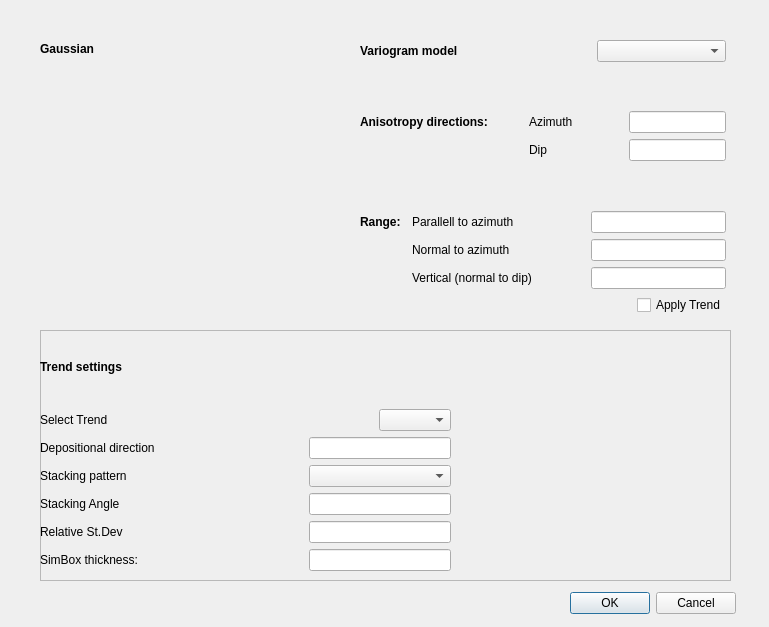
This is ui/Gaussian.ui in equinor/APS-Facies as Qt 5 draws it before an edit. The edited form follows.
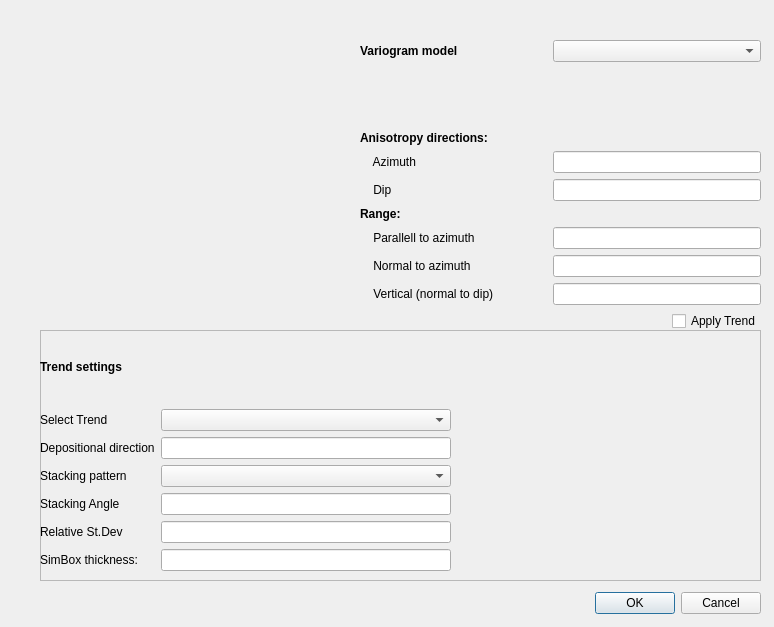
This is the edited form. Custom widgets are drawn as their Qt base class.

```diff
--- a/ui/Gaussian.ui
+++ b/ui/Gaussian.ui
@@ -6,19 +6,19 @@
    <rect>
     <x>0</x>
     <y>0</y>
-    <width>769</width>
+    <width>774</width>
     <height>627</height>
    </rect>
   </property>
   <property name="windowTitle">
    <string>Form</string>
   </property>
-  <widget class="QDialogButtonBox" name="Gaussian_buttonBox">
+  <widget class="QDialogButtonBox" name="m_buttons_ok_cancel">
    <property name="geometry">
     <rect>
      <x>560</x>
      <y>590</y>
-     <width>176</width>
+     <width>201</width>
      <height>27</height>
     </rect>
    </property>
@@ -26,12 +26,12 @@
     <set>QDialogButtonBox::Cancel|QDialogButtonBox::Ok</set>
    </property>
   </widget>
-  <widget class="QFrame" name="Trendsettings_frame">
+  <widget class="QFrame" name="layout_trend_settings">
    <property name="geometry">
     <rect>
      <x>40</x>
      <y>330</y>
-     <width>691</width>
+     <width>721</width>
      <height>251</height>
     </rect>
    </property>
@@ -146,7 +146,7 @@
     </property>
     <layout class="QGridLayout" name="gridLayout_3">
      <item row="0" column="0">
-      <widget class="QLabel" name="Trendsettings_label">
+      <widget class="QLabel" name="label_trend_settings">
        <property name="font">
         <font>
          <weight>75</weight>
@@ -159,159 +159,77 @@
       </widget>
      </item>
      <item row="1" column="0">
-      <layout class="QHBoxLayout" name="horizontalLayout_2">
-       <item>
-        <widget class="QLabel" name="label">
-         <property name="text">
-          <string>Select Trend</string>
-         </property>
-        </widget>
-       </item>
-       <item>
-        <spacer name="horizontalSpacer">
-         <property name="orientation">
-          <enum>Qt::Horizontal</enum>
-         </property>
-         <property name="sizeHint" stdset="0">
-          <size>
-           <width>118</width>
-           <height>20</height>
-          </size>
-         </property>
-        </spacer>
-       </item>
-       <item>
-        <widget class="QComboBox" name="comboBox"/>
-       </item>
-      </layout>
-     </item>
-     <item row="2" column="0">
       <layout class="QGridLayout" name="gridLayout_6">
-       <item row="0" column="0" colspan="2">
-        <widget class="QLabel" name="Depositionaldirection_label">
+       <item row="1" column="0" colspan="2">
+        <widget class="QLabel" name="label_depositional_direction">
          <property name="text">
           <string>Depositional direction</string>
          </property>
         </widget>
        </item>
-       <item row="0" column="2">
-        <spacer name="Depositionaldirection_horizontalSpacer">
-         <property name="orientation">
-          <enum>Qt::Horizontal</enum>
-         </property>
-         <property name="sizeHint" stdset="0">
-          <size>
-           <width>40</width>
-           <height>20</height>
-          </size>
-         </property>
-        </spacer>
-       </item>
-       <item row="0" column="3">
-        <widget class="QLineEdit" name="DepositionalDirection_lineEdit"/>
-       </item>
-       <item row="1" column="0">
-        <widget class="QLabel" name="Stackingpattern_label">
-         <property name="text">
-          <string>Stacking pattern</string>
-         </property>
-        </widget>
-       </item>
-       <item row="1" column="1" colspan="2">
-        <spacer name="Stackingpattern_horizontalSpacer">
-         <property name="orientation">
-          <enum>Qt::Horizontal</enum>
-         </property>
-         <property name="sizeHint" stdset="0">
-          <size>
-           <width>40</width>
-           <height>20</height>
-          </size>
-         </property>
-        </spacer>
-       </item>
-       <item row="1" column="3">
-        <widget class="QComboBox" name="Stackingpattern_qcombobox"/>
+       <item row="1" column="2">
+        <widget class="QLineEdit" name="m_edit_depositional_direction"/>
        </item>
        <item row="2" column="0">
-        <widget class="QLabel" name="StackingAngle_label">
+        <widget class="QLabel" name="label_stacking_pattern">
          <property name="text">
-          <string>Stacking Angle</string>
+          <string>Stacking pattern</string>
          </property>
         </widget>
        </item>
        <item row="2" column="2">
-        <spacer name="StackingAngle_horizontalSpacer">
-         <property name="orientation">
-          <enum>Qt::Horizontal</enum>
-         </property>
-         <property name="sizeHint" stdset="0">
-          <size>
-           <width>40</width>
-           <height>20</height>
-          </size>
-         </property>
-        </spacer>
-       </item>
-       <item row="2" column="3">
-        <widget class="QLineEdit" name="StackingAngle_lineEdit"/>
+        <widget class="QComboBox" name="m_choose_stacking_pattern"/>
        </item>
        <item row="3" column="0">
-        <widget class="QLabel" name="RelativeStDev_label">
+        <widget class="QLabel" name="label_stacking_angle">
          <property name="text">
-          <string>Relative St.Dev</string>
+          <string>Stacking Angle</string>
          </property>
         </widget>
        </item>
-       <item row="3" column="3">
-        <widget class="QLineEdit" name="RelativeStDev_lineEdit"/>
+       <item row="4" column="2">
+        <widget class="QLineEdit" name="m_edit_relative_standard_deviation"/>
        </item>
        <item row="3" column="2">
-        <spacer name="RelativeStDev_horizontalSpacer">
-         <property name="orientation">
-          <enum>Qt::Horizontal</enum>
-         </property>
-         <property name="sizeHint" stdset="0">
-          <size>
-           <width>40</width>
-           <height>20</height>
-          </size>
-         </property>
-        </spacer>
+        <widget class="QLineEdit" name="m_edit_stacking_angle"/>
        </item>
        <item row="4" column="0">
-        <widget class="QLabel" name="SimBoxthickness_label">
+        <widget class="QLabel" name="label_relative_standard_deviation">
+         <property name="text">
+          <string>Relative St.Dev</string>
+         </property>
+        </widget>
+       </item>
+       <item row="5" column="2">
+        <widget class="QLineEdit" name="m_edit_simbox_thickness"/>
+       </item>
+       <item row="5" column="0">
+        <widget class="QLabel" name="label_simbox_thickness">
          <property name="text">
           <string>SimBox thickness:</string>
          </property>
         </widget>
        </item>
-       <item row="4" column="2">
-        <spacer name="SimBoxthickness_horizontalSpacer">
-         <property name="orientation">
-          <enum>Qt::Horizontal</enum>
+       <item row="0" column="0">
+        <widget class="QLabel" name="label_select_trend">
+         <property name="text">
+          <string>Select Trend</string>
          </property>
-         <property name="sizeHint" stdset="0">
-          <size>
-           <width>40</width>
-           <height>20</height>
-          </size>
-         </property>
-        </spacer>
+        </widget>
        </item>
-       <item row="4" column="3">
-        <widget class="QLineEdit" name="SimBoxthickness_lineEdit"/>
+       <item row="0" column="2">
+        <widget class="QComboBox" name="m_choose_select_trend"/>
        </item>
       </layout>
      </item>
     </layout>
    </widget>
-   <widget class="QCustomPlot" name="widget_2" native="true">
+   <widget class="QCustomPlot" name="m_plot_trend" native="true">
     <property name="geometry">
      <rect>
       <x>410</x>
       <y>0</y>
-      <width>281</width>
+      <width>301</width>
       <height>251</height>
      </rect>
     </property>
@@ -322,15 +240,15 @@
     <rect>
      <x>360</x>
      <y>40</y>
-     <width>366</width>
-     <height>275</height>
+     <width>401</width>
+     <height>291</height>
     </rect>
    </property>
-   <layout class="QGridLayout" name="gridLayout_2">
-    <item row="5" column="0">
-     <layout class="QHBoxLayout" name="horizontalLayout">
+   <layout class="QGridLayout" name="layout_variogram_entire">
+    <item row="3" column="0">
+     <layout class="QHBoxLayout" name="layout_apply_trend">
       <item>
-       <spacer name="ApplyTrend_horizontalSpacer">
+       <spacer name="spacer_apply_trend">
         <property name="orientation">
          <enum>Qt::Horizontal</enum>
         </property>
@@ -343,7 +261,7 @@
        </spacer>
       </item>
       <item>
-       <widget class="QCheckBox" name="ApplyTrend_checkBox">
+       <widget class="QCheckBox" name="m_toggle_apply_trend">
         <property name="text">
          <string>Apply Trend</string>
         </property>
@@ -351,62 +269,10 @@
       </item>
      </layout>
     </item>
-    <item row="3" column="0">
-     <spacer name="verticalSpacer">
-      <property name="orientation">
-       <enum>Qt::Vertical</enum>
-      </property>
-      <property name="sizeHint" stdset="0">
-       <size>
-        <width>20</width>
-        <height>40</height>
-       </size>
-      </property>
-     </spacer>
-    </item>
-    <item row="1" column="0">
-     <spacer name="verticalSpacer_2">
-      <property name="orientation">
-       <enum>Qt::Vertical</enum>
-      </property>
-      <property name="sizeHint" stdset="0">
-       <size>
-        <width>20</width>
-        <height>40</height>
-       </size>
-      </property>
-     </spacer>
-    </item>
-    <item row="4" column="0">
-     <spacer name="verticalSpacer_3">
-      <property name="orientation">
-       <enum>Qt::Vertical</enum>
-      </property>
-      <property name="sizeHint" stdset="0">
-       <size>
-        <width>20</width>
-        <height>40</height>
-       </size>
-      </property>
-     </spacer>
-    </item>
     <item row="2" column="0">
-     <spacer name="verticalSpacer_4">
-      <property name="orientation">
-       <enum>Qt::Vertical</enum>
-      </property>
-      <property name="sizeHint" stdset="0">
-       <size>
-        <width>20</width>
-        <height>40</height>
-       </size>
-      </property>
-     </spacer>
-    </item>
-    <item row="0" column="0">
-     <layout class="QGridLayout" name="gridLayout">
+     <layout class="QGridLayout" name="layout_variogram">
       <item row="0" column="0" colspan="2">
-       <widget class="QLabel" name="Variogram_label">
+       <widget class="QLabel" name="label_variogram">
         <property name="font">
          <font>
           <weight>75</weight>
@@ -418,83 +284,35 @@
         </property>
        </widget>
       </item>
-      <item row="0" column="2" colspan="9">
-       <spacer name="AfterVariogrammodel_label_horizontalSpacer">
-        <property name="orientation">
-         <enum>Qt::Horizontal</enum>
-        </property>
-        <property name="sizeHint" stdset="0">
-         <size>
-          <width>98</width>
-          <height>20</height>
-         </size>
-        </property>
-       </spacer>
+      <item row="7" column="6" colspan="4">
+       <widget class="QLineEdit" name="m_edit_normal_to_azimuth"/>
       </item>
-      <item row="0" column="11" colspan="3">
-       <widget class="QComboBox" name="Variogrammodel_comboBox"/>
-      </item>
-      <item row="4" column="0" colspan="3">
-       <widget class="QLabel" name="Anisotropydirections_label">
-        <property name="font">
-         <font>
-          <weight>75</weight>
-          <bold>true</bold>
-         </font>
-        </property>
+      <item row="4" column="0">
+       <widget class="QLabel" name="label_dip">
         <property name="text">
-         <string>Anisotropy directions:</string>
+         <string>    Dip</string>
         </property>
        </widget>
       </item>
-      <item row="4" column="4" colspan="4">
-       <widget class="QLabel" name="Azimuth_label">
+      <item row="7" column="0">
+       <widget class="QLabel" name="label_normal_to_azimuth">
         <property name="text">
-         <string>Azimuth</string>
+         <string>    Normal to azimuth</string>
         </property>
        </widget>
       </item>
-      <item row="4" column="8" colspan="5">
-       <spacer name="Azimuth_label_horizontalSpacer">
-        <property name="orientation">
-         <enum>Qt::Horizontal</enum>
-        </property>
-        <property name="sizeHint" stdset="0">
-         <size>
-          <width>40</width>
-          <height>20</height>
-         </size>
-        </property>
-       </spacer>
+      <item row="0" column="6" colspan="4">
+       <widget class="QComboBox" name="m_choose_variogram_model"/>
       </item>
-      <item row="4" column="13">
-       <widget class="QLineEdit" name="Azimuth_lineEdit"/>
-      </item>
-      <item row="5" column="4" colspan="2">
-       <widget class="QLabel" name="Dip_label">
+      <item row="8" column="0">
+       <widget class="QLabel" name="label_vertical_normal_to_dip">
         <property name="text">
-         <string>Dip</string>
+         <string>    Vertical (normal to dip)</string>
         </property>
        </widget>
       </item>
-      <item row="5" column="6" colspan="5">
-       <spacer name="Dip_label_horizontalSpacer">
-        <property name="orientation">
-         <enum>Qt::Horizontal</enum>
-        </property>
-        <property name="sizeHint" stdset="0">
-         <size>
-          <width>40</width>
-          <height>20</height>
-         </size>
-        </property>
-       </spacer>
-      </item>
-      <item row="5" column="13">
-       <widget class="QLineEdit" name="Dip_lineEdit"/>
-      </item>
-      <item row="9" column="0">
-       <widget class="QLabel" name="Range_label">
+      <item row="5" column="0">
+       <widget class="QLabel" name="label_range">
         <property name="font">
          <font>
           <weight>75</weight>
@@ -506,89 +324,43 @@
         </property>
        </widget>
       </item>
-      <item row="9" column="1" colspan="4">
-       <widget class="QLabel" name="Parallelltoazimuth_label">
+      <item row="3" column="0">
+       <widget class="QLabel" name="label_azimuth">
         <property name="text">
-         <string>Parallell to azimuth</string>
+         <string>    Azimuth</string>
         </property>
        </widget>
       </item>
-      <item row="9" column="5" colspan="5">
-       <spacer name="Parallelltoazimuth_horizontalSpacer">
-        <property name="orientation">
-         <enum>Qt::Horizontal</enum>
-        </property>
-        <property name="sizeHint" stdset="0">
-         <size>
-          <width>40</width>
-          <height>20</height>
-         </size>
-        </property>
-       </spacer>
+      <item row="6" column="6" colspan="4">
+       <widget class="QLineEdit" name="m_edit_parallell_to_azimuth"/>
       </item>
-      <item row="9" column="10" colspan="4">
-       <widget class="QLineEdit" name="Parallelltoazimuth_lineEdit"/>
-      </item>
-      <item row="10" column="1" colspan="4">
-       <widget class="QLabel" name="Normaltoazimuth_label">
+      <item row="2" column="0">
+       <widget class="QLabel" name="label_anisotropy_directions">
+        <property name="font">
+         <font>
+          <weight>75</weight>
+          <bold>true</bold>
+         </font>
+        </property>
         <property name="text">
-         <string>Normal to azimuth</string>
+         <string>Anisotropy directions:</string>
         </property>
        </widget>
       </item>
-      <item row="10" column="5" colspan="5">
-       <spacer name="Normaltoazimuth_horizontalSpacer">
-        <property name="orientation">
-         <enum>Qt::Horizontal</enum>
-        </property>
-        <property name="sizeHint" stdset="0">
-         <size>
-          <width>40</width>
-          <height>20</height>
-         </size>
-        </property>
-       </spacer>
+      <item row="4" column="6" colspan="4">
+       <widget class="QLineEdit" name="m_edit_dip"/>
       </item>
-      <item row="10" column="10" colspan="4">
-       <widget class="QLineEdit" name="Normaltoazimuth_lineEdit"/>
+      <item row="8" column="6" colspan="4">
+       <widget class="QLineEdit" name="m_edit_vertical_normal_to_dip"/>
       </item>
-      <item row="11" column="1" colspan="5">
-       <widget class="QLabel" name="Vertical_label">
+      <item row="6" column="0">
+       <widget class="QLabel" name="label_parallell_to_azimuth">
         <property name="text">
-         <string>Vertical (normal to dip)</string>
+         <string>    Parallell to azimuth</string>
         </property>
        </widget>
       </item>
-      <item row="11" column="10" colspan="4">
-       <widget class="QLineEdit" name="Vertical_lineEdit"/>
-      </item>
-      <item row="8" column="1">
-       <spacer name="verticalSpacer_5">
-        <property name="orientation">
-         <enum>Qt::Vertical</enum>
-        </property>
-        <property name="sizeHint" stdset="0">
-         <size>
-          <width>20</width>
-          <height>40</height>
-         </size>
-        </property>
-       </spacer>
-      </item>
-      <item row="7" column="1">
-       <spacer name="verticalSpacer_6">
-        <property name="orientation">
-         <enum>Qt::Vertical</enum>
-        </property>
-        <property name="sizeHint" stdset="0">
-         <size>
-          <width>20</width>
-          <height>40</height>
-         </size>
-        </property>
-       </spacer>
-      </item>
-      <item row="2" column="2">
+      <item row="1" column="0">
        <spacer name="verticalSpacer_7">
         <property name="orientation">
          <enum>Qt::Vertical</enum>
@@ -601,130 +373,23 @@
         </property>
        </spacer>
       </item>
-      <item row="7" column="4">
-       <spacer name="verticalSpacer_8">
-        <property name="orientation">
-         <enum>Qt::Vertical</enum>
-        </property>
-        <property name="sizeHint" stdset="0">
-         <size>
-          <width>20</width>
-          <height>40</height>
-         </size>
-        </property>
-       </spacer>
-      </item>
-      <item row="6" column="1">
-       <spacer name="verticalSpacer_9">
-        <property name="orientation">
-         <enum>Qt::Vertical</enum>
-        </property>
-        <property name="sizeHint" stdset="0">
-         <size>
-          <width>20</width>
-          <height>40</height>
-         </size>
-        </property>
-       </spacer>
-      </item>
-      <item row="4" column="3">
-       <spacer name="Anisotropydirections_horizontalSpacer">
-        <property name="orientation">
-         <enum>Qt::Horizontal</enum>
-        </property>
-        <property name="sizeHint" stdset="0">
-         <size>
-          <width>40</width>
-          <height>20</height>
-         </size>
-        </property>
-       </spacer>
-      </item>
-      <item row="2" column="12">
-       <spacer name="verticalSpacer_10">
-        <property name="orientation">
-         <enum>Qt::Vertical</enum>
-        </property>
-        <property name="sizeHint" stdset="0">
-         <size>
-          <width>20</width>
-          <height>40</height>
-         </size>
-        </property>
-       </spacer>
-      </item>
-      <item row="3" column="2">
-       <spacer name="verticalSpacer_11">
-        <property name="orientation">
-         <enum>Qt::Vertical</enum>
-        </property>
-        <property name="sizeHint" stdset="0">
-         <size>
-          <width>20</width>
-          <height>40</height>
-         </size>
-        </property>
-       </spacer>
-      </item>
-      <item row="1" column="2">
-       <spacer name="verticalSpacer_12">
-        <property name="orientation">
-         <enum>Qt::Vertical</enum>
-        </property>
-        <property name="sizeHint" stdset="0">
-         <size>
-          <width>20</width>
-          <height>40</height>
-         </size>
-        </property>
-       </spacer>
-      </item>
-      <item row="11" column="6" colspan="4">
-       <spacer name="Vertical_horizontalSpacer">
-        <property name="orientation">
-         <enum>Qt::Horizontal</enum>
-        </property>
-        <property name="sizeHint" stdset="0">
-         <size>
-          <width>40</width>
-          <height>20</height>
-         </size>
-        </property>
-       </spacer>
+      <item row="3" column="6" colspan="4">
+       <widget class="QLineEdit" name="m_edit_azimuth"/>
       </item>
      </layout>
     </item>
    </layout>
   </widget>
-  <widget class="QCustomPlot" name="gaussian_qcustomplot" native="true">
+  <widget class="QCustomPlot" name="m_plot_variogran" native="true">
    <property name="geometry">
     <rect>
      <x>40</x>
-     <y>58</y>
+     <y>38</y>
      <width>309</width>
-     <height>251</height>
+     <height>271</height>
     </rect>
    </property>
   </widget>
-  <widget class="QLabel" name="gaussian_label">
-   <property name="geometry">
-    <rect>
-     <x>40</x>
-     <y>40</y>
-     <width>64</width>
-     <height>17</height>
-    </rect>
-   </property>
-   <property name="font">
-    <font>
-     <weight>75</weight>
-     <bold>true</bold>
-    </font>
-   </property>
-   <property name="text">
-    <string>Gaussian</string>
-   </property>
-  </widget>
  </widget>
  <customwidgets>
   <customwidget>
```
